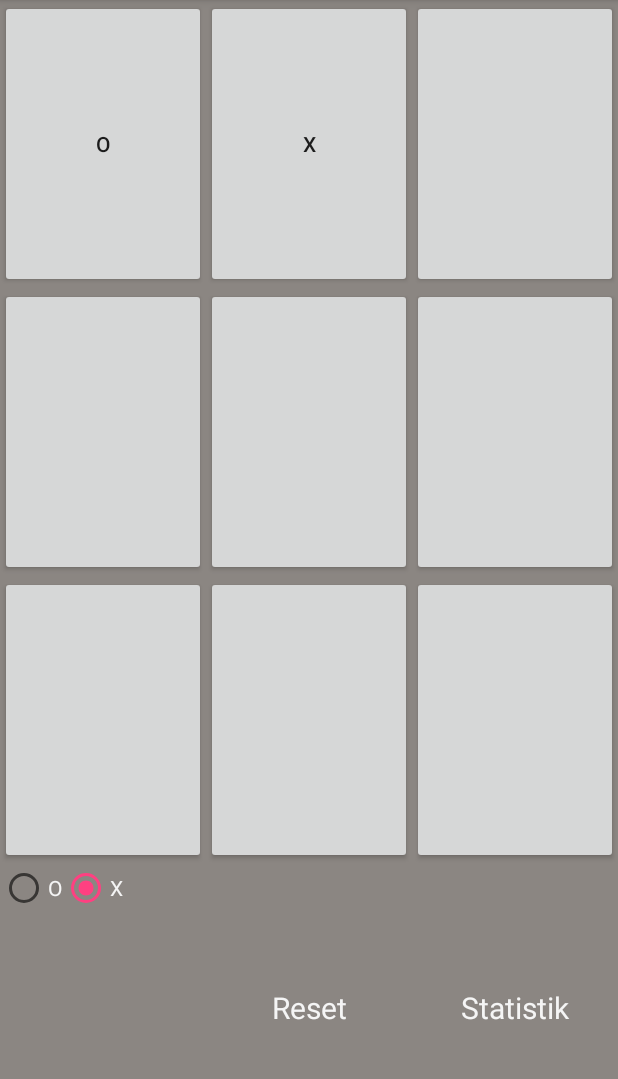
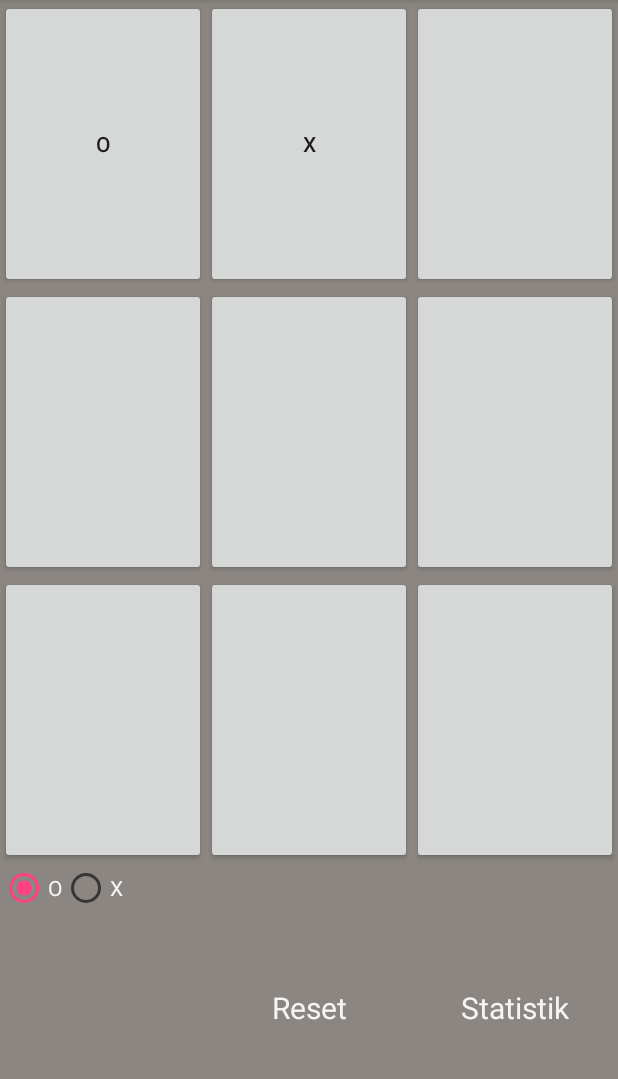
Before and after one commit to FrancoisBertrand/MyTicTacToe, an Android app: the screen it shows after launch (MainActivity), after a tap on an icon or button, on a phone screen of 412 x 824 dp, the part 84-1163 px from its top. Run offline under Robolectric (Android 15) with nearby library versions, the phone set to English and light mode, and no system bars; 2 other taps on this screen came first.

Commit message:
radio buttons zeigen an, welcher spieler am Zug ist

```diff
--- a/app/src/main/java/de/mobileanwendungen/mytictactoe/MainActivity.java
+++ b/app/src/main/java/de/mobileanwendungen/mytictactoe/MainActivity.java
@@ -20,7 +20,8 @@ public class MainActivity extends AppCompatActivity {
     private String spielerX = "X";
     private String spielerO = "O";
     private boolean spielende = false;
-
+    private RadioButton radioButtonO;
+    private RadioButton radioButtonX;
 
 
 
@@ -30,12 +31,20 @@ public class MainActivity extends AppCompatActivity {
         setContentView(R.layout.activity_main);
         gameboard = new Gameboard();
         counter = 0;
-
-
+        radioButtonO = (RadioButton)findViewById(R.id.radio_O);
+        radioButtonX = (RadioButton)findViewById(R.id.radio_X);
     }
 
     public void resetClick(View view){
         reset();
+    }
+
+    public void onRadioButtonChanged(View view){
+        if(counter%2 == 1){
+            radioButtonO.setChecked(true);
+        }else{
+            radioButtonX.setChecked(true);
+        }
     }
 
 
@@ -86,9 +95,11 @@ public class MainActivity extends AppCompatActivity {
             if(counter % 2 == 1){
                 gameboard.setzeZeichen(xPosition,yPosition,spielerX);
                 butt.setText(spielerX);
+                onRadioButtonChanged(view);
             }else{
                 gameboard.setzeZeichen(xPosition,yPosition,spielerO);
                 butt.setText(spielerO);
+                onRadioButtonChanged(view);
             }
 
             spielende = pruefeEnde();
@@ -100,6 +111,10 @@ public class MainActivity extends AppCompatActivity {
         }
 
     }
+
+
+
+
 
     private boolean pruefeEnde(){
         if(gameboard.isWinner() && counter%2 == 1){
@@ -141,7 +156,10 @@ public class MainActivity extends AppCompatActivity {
         }
         spielende = false;
         counter = 0;
+        radioButtonO.setChecked(true);
+        radioButtonX.setChecked(false);
         gameboard.clear();
+
     }
 
 
--- a/app/src/main/res/layout/activity_main.xml
+++ b/app/src/main/res/layout/activity_main.xml
@@ -116,7 +116,7 @@
                 android:layout_height="wrap_content"
                 android:checked="true"
                 android:text="@string/O"
-                android:onClick="onRadioButtonClicked"
+                android:onClick="onRadioButtonChanged"
                 android:clickable="false"
                 android:textColor="#f5f5f5"/>
 
@@ -124,14 +124,25 @@
                 android:id="@+id/radio_X"
                 android:layout_width="wrap_content"
                 android:layout_height="wrap_content"
-                android:checked="true"
+                android:checked="false"
                 android:text="@string/X"
-                android:onClick="onRadioButtonClicked"
+                android:onClick="onRadioButtonChanged"
                 android:clickable="false"
                 android:textColor="#f5f5f5"/>
 
         </RadioGroup>
 
+<!--
+        <TextView
+            android:id="@+id/spieler"
+            android:layout_width="0dp"
+            android:layout_height="match_parent"
+            android:layout_weight="1"
+            android:text="@string/spieler"
+            android:textColor="#f5f5f5"
+            android:textSize="20sp"
+            android:gravity="center" />
+-->
         <TextView
             android:id="@+id/reset"
             android:layout_width="0dp"
--- a/app/src/main/res/values/strings.xml
+++ b/app/src/main/res/values/strings.xml
@@ -4,4 +4,5 @@
     <string name="O">O</string>
     <string name="X">X</string>
     <string name="statistik">Statistik</string>
+    <string name="spieler">O ist am Zug</string>
 </resources>
```
